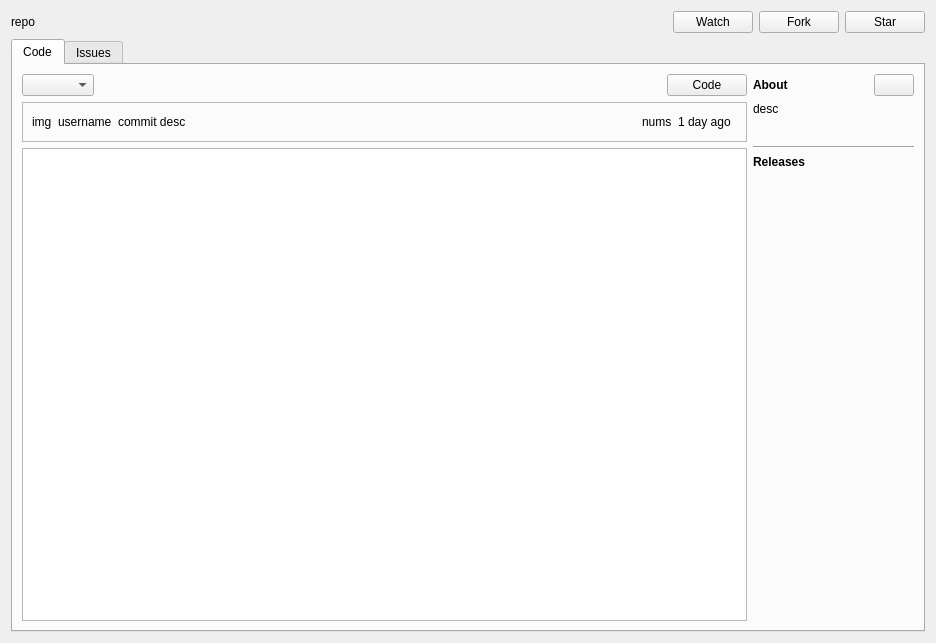
Above: ui/widgets/repository.ui from DomiTP/GitHub-Manager before the change. Below: the same form after it.
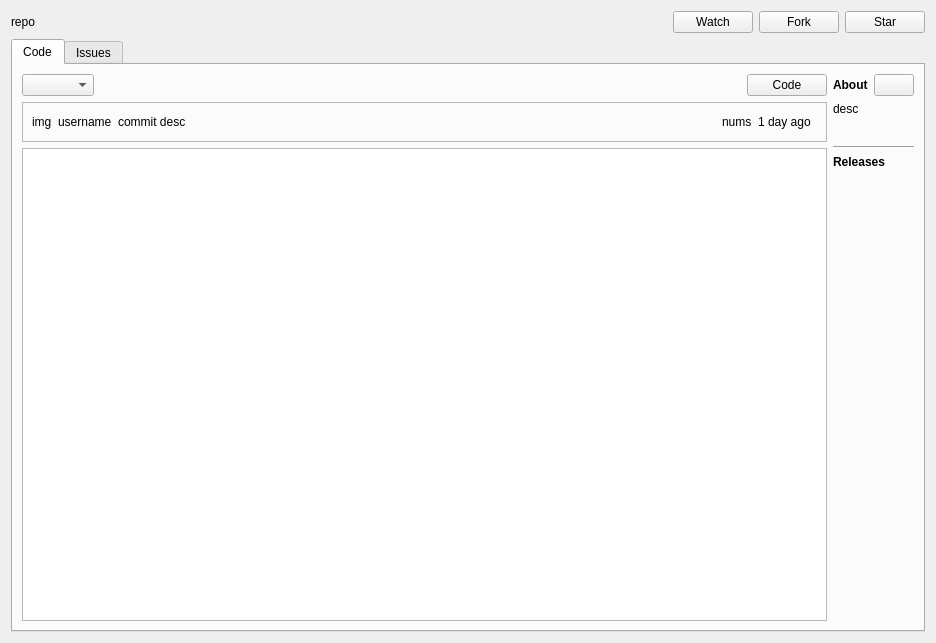
That is the form after the change. Custom widgets are drawn as their Qt base class.

```diff
--- a/ui/widgets/repository.ui
+++ b/ui/widgets/repository.ui
@@ -116,6 +116,9 @@
                                                     <property name="orientation">
                                                         <enum>Qt::Horizontal</enum>
                                                     </property>
+                                                    <property name="sizeType">
+                                                        <enum>QSizePolicy::Expanding</enum>
+                                                    </property>
                                                     <property name="sizeHint" stdset="0">
                                                         <size>
                                                             <width>40</width>
@@ -275,22 +278,6 @@
                                                     </property>
                                                 </widget>
                                             </item>
-                                            <item>
-                                                <spacer name="horizontalSpacer">
-                                                    <property name="orientation">
-                                                        <enum>Qt::Horizontal</enum>
-                                                    </property>
-                                                    <property name="sizeType">
-                                                        <enum>QSizePolicy::Fixed</enum>
-                                                    </property>
-                                                    <property name="sizeHint" stdset="0">
-                                                        <size>
-                                                            <width>80</width>
-                                                            <height>20</height>
-                                                        </size>
-                                                    </property>
-                                                </spacer>
-                                            </item>
                                             <item>
                                                 <widget class="QPushButton" name="configButton">
                                                     <property name="sizePolicy">
```
Left out of the diff: 3 changed lines with no effect on the pictures.
